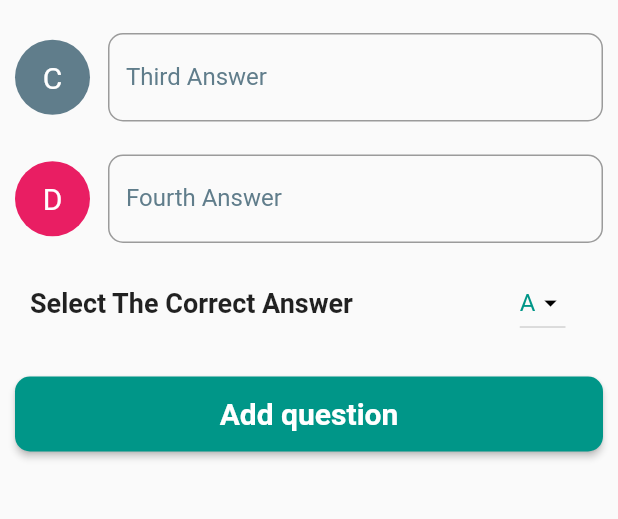
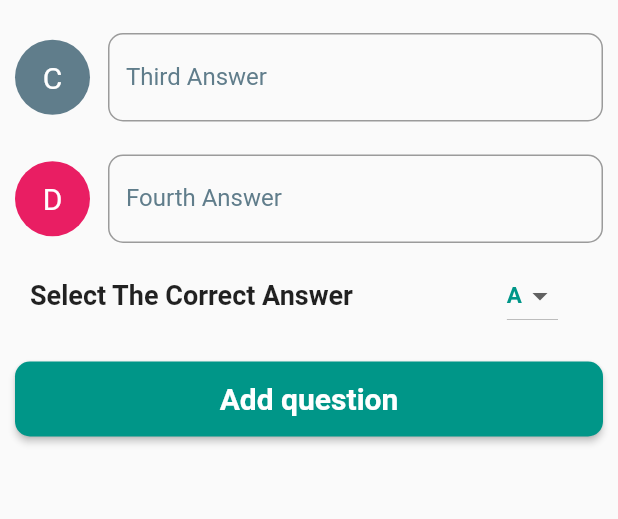
Before and after one commit to mohammedalqarra/second_app, a Flutter app: the AddNewQuestion screen opened directly, on a phone screen of 412 x 824 dp, the part 429-948 px from its top. Run offline on Flutter 3.47's test engine with Material 2 defaults, Android fonts, the phone set to English and light mode, and no system bars; our stand-ins replace flutter_screenutil, sqflite; accounts and stored records are empty.

Commit message:
init:commit add finish project

```diff
--- a/lib/Provider/databaseProvider.dart
+++ b/lib/Provider/databaseProvider.dart
@@ -13,7 +13,7 @@ class DatabaseProvider with ChangeNotifier {
   TextEditingController secondAnswer = TextEditingController();
   TextEditingController thirdAnswer = TextEditingController();
   TextEditingController fourthAnswer = TextEditingController();
-  String correctAnswer = 'B';
+  String correctAnswer = 'A';
 
   int score = 0;
   String selectedAnswer = '0';
--- a/lib/Screens/AddNewQuestion.dart
+++ b/lib/Screens/AddNewQuestion.dart
@@ -42,14 +42,12 @@ class _AddNewQuestionState extends State<AddNewQuestion> {
 
   @override
   Widget build(BuildContext context) {
-    return WillPopScope(
-      onWillPop: () async {
+    return WillPopScope(onWillPop: () async {
       print('Back Button pressed');
       final shouldPop = await showWarning(context);
       return shouldPop ?? false;
-      },
-    child: Consumer<DatabaseProvider>(
-        builder: (context, databaseProvider, child) {
+    }, child:
+        Consumer<DatabaseProvider>(builder: (context, databaseProvider, child) {
       return Scaffold(
         appBar: AppBar(
           backgroundColor: Colors.teal,
@@ -285,45 +283,46 @@ class _AddNewQuestionState extends State<AddNewQuestion> {
                     child: Row(
                       //   mainAxisAlignment: Main,
                       children: [
-                        Container(
-                          width: 250,
-                          child: const Text(
+                        const Text(
                           "Select The Correct Answer",
                           style: TextStyle(
-                              fontWeight: FontWeight.w700,
+                            fontWeight: FontWeight.bold,
                             fontSize: 18,
-                            ),
                           ),
                         ),
                         Spacer(),
                         Container(
-                            margin: const EdgeInsets.symmetric(
-                                horizontal: 15, vertical: 5),
-                            child: DropdownButton<String>(
-                              // alignment: Alignment.center,
-                              elevation: 30,
-                              iconSize: 20,
-                              icon: const Icon(Icons.arrow_drop_down,
-                                  color: Colors.black),
-                              items: items.map((String value) {
-                                Color itemColor = Colors
-                                    .teal; // Specify your desired color here
-                                return DropdownMenuItem<String>(
+                          margin: const EdgeInsets.symmetric(horizontal: 20),
+                          child: DropdownButton(
+                            style: const TextStyle(
+                              color: Colors.teal,
+                              fontSize: 15,
+                              fontWeight: FontWeight.bold,
+                            ),
+                            items: [
+                              "A",
+                              "B",
+                              "C",
+                              "D",
+                            ].map((String value) {
+                              return DropdownMenuItem(
                                 value: value,
                                 child: Text(
                                   value,
-                                    style: TextStyle(color: itemColor),
+                                  style: const TextStyle(
+                                    color: Colors.teal, // Set color to teal
+                                  ),
                                 ),
                               );
                             }).toList(),
-                              onChanged: (String? correctAnswer) {
+                            onChanged: (value) {
                               setState(() {
-                                  correctAnswer = databaseProvider
-                                      .correctAnswer = correctAnswer!;
+                                correctAnswer = value!;
                               });
                             },
                             value: correctAnswer,
-                            )),
+                          ),
+                        ),
                       ],
                     ),
                   ),
@@ -357,7 +356,6 @@ class _AddNewQuestionState extends State<AddNewQuestion> {
           ),
         ),
       );
-    }
-    ));
+    }));
   }
 }
```
Lines whose indentation alone changed are shown as unchanged.
